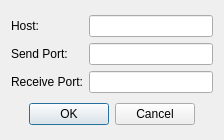
Above: src/Widgets/ConnectConfigDialog.ui from AlexanderMokhov/AR-600Controller before the change. Below: the same form after it.
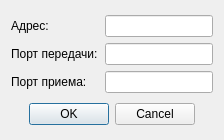
That is the form after the change.

```diff
--- a/src/Widgets/ConnectConfigDialog.ui
+++ b/src/Widgets/ConnectConfigDialog.ui
@@ -10,6 +10,12 @@
     <height>140</height>
    </rect>
   </property>
+  <property name="sizePolicy">
+   <sizepolicy hsizetype="Fixed" vsizetype="Fixed">
+    <horstretch>0</horstretch>
+    <verstretch>0</verstretch>
+   </sizepolicy>
+  </property>
   <property name="windowTitle">
    <string>Настройки подключения</string>
   </property>
@@ -19,12 +25,18 @@
      <item row="0" column="0">
       <widget class="QLabel" name="label">
        <property name="text">
-        <string>Host:</string>
+        <string>Адрес:</string>
        </property>
       </widget>
      </item>
      <item row="0" column="1">
       <widget class="QLineEdit" name="lineEditHost">
+       <property name="sizePolicy">
+        <sizepolicy hsizetype="Fixed" vsizetype="Fixed">
+         <horstretch>0</horstretch>
+         <verstretch>0</verstretch>
+        </sizepolicy>
+       </property>
        <property name="alignment">
         <set>Qt::AlignCenter</set>
        </property>
@@ -33,12 +45,18 @@
      <item row="1" column="0">
       <widget class="QLabel" name="label_2">
        <property name="text">
-        <string>Send Port:</string>
+        <string>Порт передачи:</string>
        </property>
       </widget>
      </item>
      <item row="1" column="1">
       <widget class="QLineEdit" name="lineEditSendPort">
+       <property name="sizePolicy">
+        <sizepolicy hsizetype="Fixed" vsizetype="Fixed">
+         <horstretch>0</horstretch>
+         <verstretch>0</verstretch>
+        </sizepolicy>
+       </property>
        <property name="alignment">
         <set>Qt::AlignCenter</set>
        </property>
@@ -47,12 +65,18 @@
      <item row="2" column="0">
       <widget class="QLabel" name="label_3">
        <property name="text">
-        <string>Receive Port:</string>
+        <string>Порт приема:</string>
        </property>
       </widget>
      </item>
      <item row="2" column="1">
       <widget class="QLineEdit" name="lineEditReceivePort">
+       <property name="sizePolicy">
+        <sizepolicy hsizetype="Fixed" vsizetype="Fixed">
+         <horstretch>0</horstretch>
+         <verstretch>0</verstretch>
+        </sizepolicy>
+       </property>
        <property name="alignment">
         <set>Qt::AlignCenter</set>
        </property>
```
Left out of the diff: 2 changed lines with no effect on the pictures.
